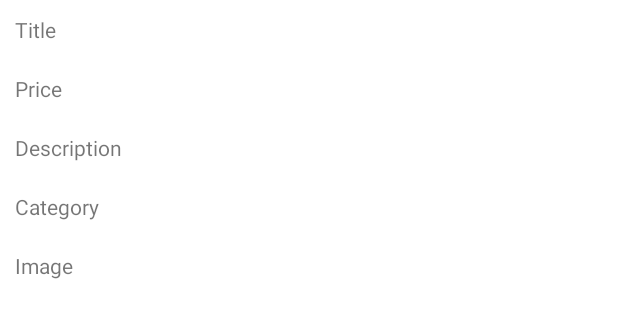
After one commit to codeitamarjr/Y2S4MobileAppProject-OnlineShoppingApp, an Android app: the layout template_post_item.xml on its own in the app's theme, with its tools: preview values and no code run, on a phone screen of 412 x 824 dp. The commit adds this screen. Shown: the top 318 px of the screen. Run offline under Robolectric (Android 15) with nearby library versions, the phone set to English and light mode, and no system bars.

Commit message:
Recycler View and PostViewHolder working.

```diff
--- a/app/src/main/AndroidManifest.xml
+++ b/app/src/main/AndroidManifest.xml
@@ -1,6 +1,8 @@
 <?xml version="1.0" encoding="utf-8"?>
 <manifest xmlns:android="http://schemas.android.com/apk/res/android"
     package="dev.itjunior.onlineshoppingapp">
+
+    <uses-permission android:name="android.permission.INTERNET"/>
 
     <application
         android:allowBackup="true"
@@ -18,7 +20,7 @@
                 <category android:name="android.intent.category.LAUNCHER" />
             </intent-filter>
         </activity>
-        <activity android:name=".PostActivity">
+        <activity android:name="PostActivity">
 
         </activity>
     </application>
--- /dev/null
+++ b/app/src/main/java/dev/itjunior/onlineshoppingapp/Constants.kt
@@ -0,0 +1,5 @@
+package dev.itjunior.onlineshoppingapp
+
+class Constants {
+}
+const val POST_ACTIVITY_LOG_KEY = "PostsActivity"
--- /dev/null
+++ b/app/src/main/java/dev/itjunior/onlineshoppingapp/PostViewHolder.kt
@@ -0,0 +1,6 @@
+package dev.itjunior.onlineshoppingapp
+
+import android.view.View
+import androidx.recyclerview.widget.RecyclerView
+
+class PostViewHolder(v: View): RecyclerView.ViewHolder(v){}
--- /dev/null
+++ b/app/src/main/res/layout/template_post_item.xml
@@ -0,0 +1,41 @@
+<?xml version="1.0" encoding="utf-8"?>
+<LinearLayout xmlns:android="http://schemas.android.com/apk/res/android"
+    xmlns:app="http://schemas.android.com/apk/res-auto"
+    xmlns:tools="http://schemas.android.com/tools"
+    android:orientation="vertical"
+    android:layout_width="match_parent"
+    android:layout_height="wrap_content">
+
+
+    <TextView
+        android:id="@+id/post_title"
+        android:padding="10dp"
+        android:layout_width="wrap_content"
+        android:layout_height="wrap_content"
+        android:text="Title" />
+    <TextView
+        android:id="@+id/post_price"
+        android:padding="10dp"
+        android:layout_width="wrap_content"
+        android:layout_height="wrap_content"
+        android:text="Price" />
+    <TextView
+        android:id="@+id/post_description"
+        android:padding="10dp"
+        android:layout_width="wrap_content"
+        android:layout_height="wrap_content"
+        android:text="Description" />
+    <TextView
+        android:id="@+id/post_category"
+        android:padding="10dp"
+        android:layout_width="wrap_content"
+        android:layout_height="wrap_content"
+        android:text="Category" />
+    <TextView
+        android:id="@+id/post_img"
+        android:padding="10dp"
+        android:layout_width="wrap_content"
+        android:layout_height="wrap_content"
+        android:text="Image" />
+
+</LinearLayout>
--- a/app/src/main/res/values/strings.xml
+++ b/app/src/main/res/values/strings.xml
@@ -1,3 +1,4 @@
 <resources>
     <string name="app_name">Online Shopping App</string>
+    <string name="template_post_content">Content position is %1$.2f. Blabla</string>
 </resources>
```
Also changed, not shown: app/build.gradle (+10 -0 lines), app/src/main/java/dev/itjunior/onlineshoppingapp/PostActivity.kt (+70 -2 lines), app/src/main/java/dev/itjunior/onlineshoppingapp/PostAdapter.kt (added, +41 -0 lines), app/src/main/java/dev/itjunior/onlineshoppingapp/models/Post.kt (added, +15 -0 lines), app/src/main/java/dev/itjunior/onlineshoppingapp/models/User.kt (added, +12 -0 lines), app/src/main/res/layout/activity_posts.xml (+16 -2 lines).
